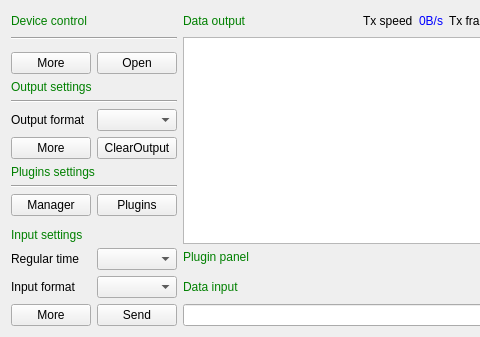
Above: src/debuggers/debugger/SAKDebugger.ui from x-tools-author/x-tools before the change; both pictures show x 0 to 480 and y 0 to 337 of the 819 by 337 pixel window. Below: the same form after it.
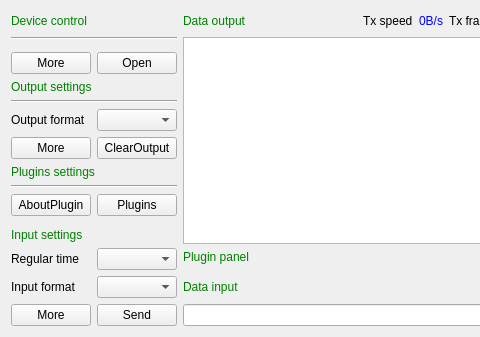
That is the form after the change.

Commit message: chore: update ui text

Diff of the .ui file:
```diff
--- a/src/debuggers/debugger/SAKDebugger.ui
+++ b/src/debuggers/debugger/SAKDebugger.ui
@@ -266,7 +266,7 @@
    <item row="10" column="0">
     <widget class="QPushButton" name="managerPushButton">
      <property name="text">
-      <string>Manager</string>
+      <string>AboutPlugin</string>
      </property>
     </widget>
    </item>
```
Left out of the diff: 2 changed lines with no effect on the pictures. The commit also changes 1 other file.
